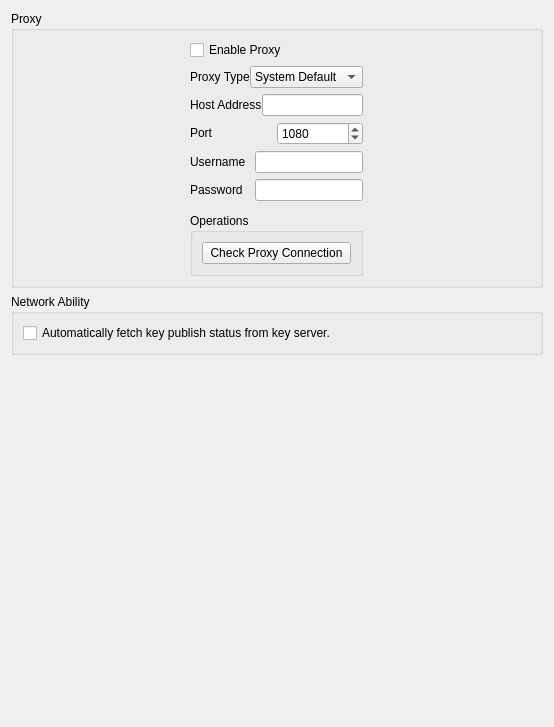
saturneric/GpgFrontend, file ui/NetworkSettings.ui: the form before one commit.
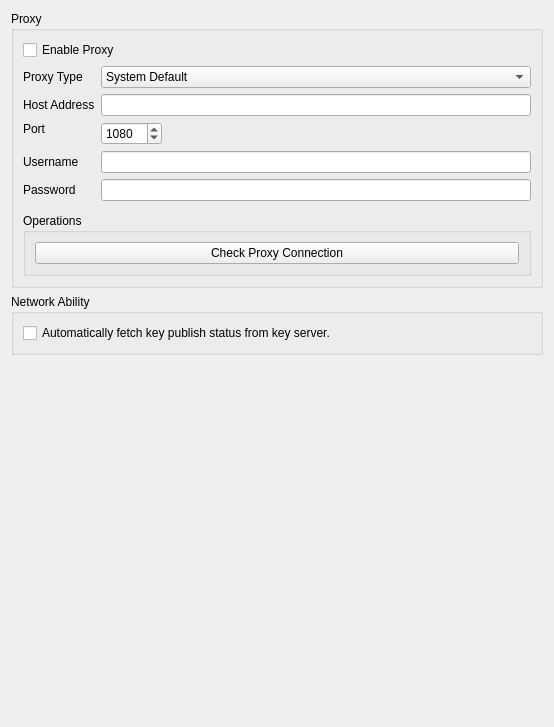
The form after the commit.

Commit message:
style(ui): improve network settings layout
* Replaces proxy input row wrappers with a form layout to align labels
  and fields consistently and allow fields to grow with the window
* Updates size policies on key groups and controls to reduce clipping and
  improve responsiveness across different dialog sizes

The edit to the form file:
```diff
--- a/ui/NetworkSettings.ui
+++ b/ui/NetworkSettings.ui
@@ -18,6 +18,12 @@
     <layout class="QVBoxLayout" name="verticalLayout">
      <item>
       <widget class="QGroupBox" name="proxyGroupBox">
+       <property name="sizePolicy">
+        <sizepolicy hsizetype="Expanding" vsizetype="Preferred">
+         <horstretch>0</horstretch>
+         <verstretch>0</verstretch>
+        </sizepolicy>
+       </property>
        <property name="title">
         <string>Proxy</string>
        </property>
@@ -26,6 +32,12 @@
          <layout class="QVBoxLayout" name="verticalLayout_2">
           <item>
            <widget class="QCheckBox" name="enableProxyCheckBox">
+            <property name="sizePolicy">
+             <sizepolicy hsizetype="Expanding" vsizetype="Fixed">
+              <horstretch>0</horstretch>
+              <verstretch>0</verstretch>
+             </sizepolicy>
+            </property>
             <property name="text">
              <string>Enable Proxy</string>
             </property>
@@ -35,32 +47,28 @@
            </widget>
           </item>
           <item>
-           <widget class="QWidget" name="horizontalWidget_3" native="true">
-            <layout class="QHBoxLayout" name="horizontalLayout_8">
-             <property name="spacing">
-              <number>0</number>
-             </property>
-             <property name="leftMargin">
-              <number>0</number>
-             </property>
-             <property name="topMargin">
-              <number>0</number>
-             </property>
-             <property name="rightMargin">
-              <number>0</number>
-             </property>
-             <property name="bottomMargin">
-              <number>0</number>
-             </property>
-             <item>
+           <layout class="QFormLayout" name="formLayout">
+            <property name="fieldGrowthPolicy">
+             <enum>QFormLayout::ExpandingFieldsGrow</enum>
+            </property>
+            <property name="rowWrapPolicy">
+             <enum>QFormLayout::DontWrapRows</enum>
+            </property>
+            <item row="1" column="0">
               <widget class="QLabel" name="proxyTypeLabel">
                <property name="text">
                 <string>Proxy Type</string>
                </property>
               </widget>
              </item>
-             <item>
+            <item row="1" column="1">
               <widget class="QComboBox" name="proxyTypeComboBox">
+              <property name="sizePolicy">
+               <sizepolicy hsizetype="Expanding" vsizetype="Fixed">
+                <horstretch>0</horstretch>
+                <verstretch>0</verstretch>
+               </sizepolicy>
+              </property>
                <property name="currentText">
                 <string>System Default</string>
                </property>
@@ -81,66 +89,24 @@
                </item>
               </widget>
              </item>
-            </layout>
-           </widget>
-          </item>
-          <item>
-           <widget class="QWidget" name="horizontalWidget" native="true">
-            <layout class="QHBoxLayout" name="horizontalLayout">
-             <property name="spacing">
-              <number>0</number>
-             </property>
-             <property name="leftMargin">
-              <number>0</number>
-             </property>
-             <property name="topMargin">
-              <number>0</number>
-             </property>
-             <property name="rightMargin">
-              <number>0</number>
-             </property>
-             <property name="bottomMargin">
-              <number>0</number>
-             </property>
-             <item>
+            <item row="2" column="0">
               <widget class="QLabel" name="proxyServerAddressLabel">
                <property name="text">
                 <string>Host Address</string>
                </property>
               </widget>
              </item>
-             <item>
+            <item row="2" column="1">
               <widget class="QLineEdit" name="proxyServerAddressEdit">
                <property name="sizePolicy">
-                <sizepolicy hsizetype="Preferred" vsizetype="Fixed">
+               <sizepolicy hsizetype="Expanding" vsizetype="Fixed">
                  <horstretch>0</horstretch>
                  <verstretch>0</verstretch>
                 </sizepolicy>
                </property>
               </widget>
              </item>
-            </layout>
-           </widget>
-          </item>
-          <item>
-           <widget class="QWidget" name="horizontalWidget_2" native="true">
-            <layout class="QHBoxLayout" name="horizontalLayout_2">
-             <property name="spacing">
-              <number>0</number>
-             </property>
-             <property name="leftMargin">
-              <number>0</number>
-             </property>
-             <property name="topMargin">
-              <number>0</number>
-             </property>
-             <property name="rightMargin">
-              <number>0</number>
-             </property>
-             <property name="bottomMargin">
-              <number>0</number>
-             </property>
-             <item>
+            <item row="3" column="0">
               <widget class="QLabel" name="proxyServerPortLabel">
                <property name="sizePolicy">
                 <sizepolicy hsizetype="Preferred" vsizetype="Fixed">
@@ -153,7 +119,7 @@
                </property>
               </widget>
              </item>
-             <item>
+            <item row="3" column="1">
               <widget class="QSpinBox" name="portSpin">
                <property name="sizePolicy">
                 <sizepolicy hsizetype="Minimum" vsizetype="Fixed">
@@ -172,76 +138,34 @@
                </property>
               </widget>
              </item>
-            </layout>
-           </widget>
-          </item>
-          <item>
-           <widget class="QWidget" name="horizontalWidget_4" native="true">
-            <layout class="QHBoxLayout" name="horizontalLayout_4">
-             <property name="spacing">
-              <number>0</number>
-             </property>
-             <property name="leftMargin">
-              <number>0</number>
-             </property>
-             <property name="topMargin">
-              <number>0</number>
-             </property>
-             <property name="rightMargin">
-              <number>0</number>
-             </property>
-             <property name="bottomMargin">
-              <number>0</number>
-             </property>
-             <item>
+            <item row="4" column="0">
               <widget class="QLabel" name="usernameLabel">
                <property name="text">
                 <string>Username</string>
                </property>
               </widget>
              </item>
-             <item>
+            <item row="4" column="1">
               <widget class="QLineEdit" name="usernameEdit">
                <property name="sizePolicy">
-                <sizepolicy hsizetype="Preferred" vsizetype="Fixed">
+               <sizepolicy hsizetype="Expanding" vsizetype="Fixed">
                  <horstretch>0</horstretch>
                  <verstretch>0</verstretch>
                 </sizepolicy>
                </property>
               </widget>
              </item>
-            </layout>
-           </widget>
-          </item>
-          <item>
-           <widget class="QWidget" name="horizontalWidget_5" native="true">
-            <layout class="QHBoxLayout" name="horizontalLayout_5">
-             <property name="spacing">
-              <number>0</number>
-             </property>
-             <property name="leftMargin">
-              <number>0</number>
-             </property>
-             <property name="topMargin">
-              <number>0</number>
-             </property>
-             <property name="rightMargin">
-              <number>0</number>
-             </property>
-             <property name="bottomMargin">
-              <number>0</number>
-             </property>
-             <item>
+            <item row="5" column="0">
               <widget class="QLabel" name="passwordLabel">
                <property name="text">
                 <string>Password</string>
                </property>
               </widget>
              </item>
-             <item>
+            <item row="5" column="1">
               <widget class="QLineEdit" name="passwordEdit">
                <property name="sizePolicy">
-                <sizepolicy hsizetype="Preferred" vsizetype="Fixed">
+               <sizepolicy hsizetype="Expanding" vsizetype="Fixed">
                  <horstretch>0</horstretch>
                  <verstretch>0</verstretch>
                 </sizepolicy>
@@ -249,7 +173,6 @@
               </widget>
              </item>
             </layout>
-           </widget>
           </item>
           <item>
            <widget class="Line" name="line_2">
@@ -262,20 +185,22 @@
         </item>
         <item row="1" column="0">
          <widget class="QGroupBox" name="operationsGroupBox">
+          <property name="sizePolicy">
+           <sizepolicy hsizetype="Expanding" vsizetype="Preferred">
+            <horstretch>0</horstretch>
+            <verstretch>0</verstretch>
+           </sizepolicy>
+          </property>
           <property name="title">
            <string>Operations</string>
           </property>
           <layout class="QGridLayout" name="gridLayout_5">
            <item row="0" column="0">
-            <layout class="QVBoxLayout" name="verticalLayout_5">
-             <item>
               <widget class="QPushButton" name="checkProxyConnectionButton">
                <property name="text">
                 <string>Check Proxy Connection</string>
                </property>
               </widget>
-             </item>
-            </layout>
            </item>
           </layout>
          </widget>
```
Lines whose indentation alone changed are shown as unchanged.
